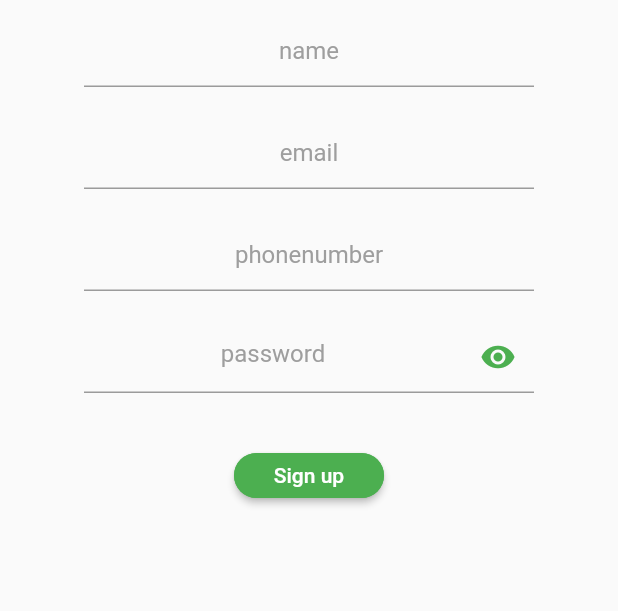
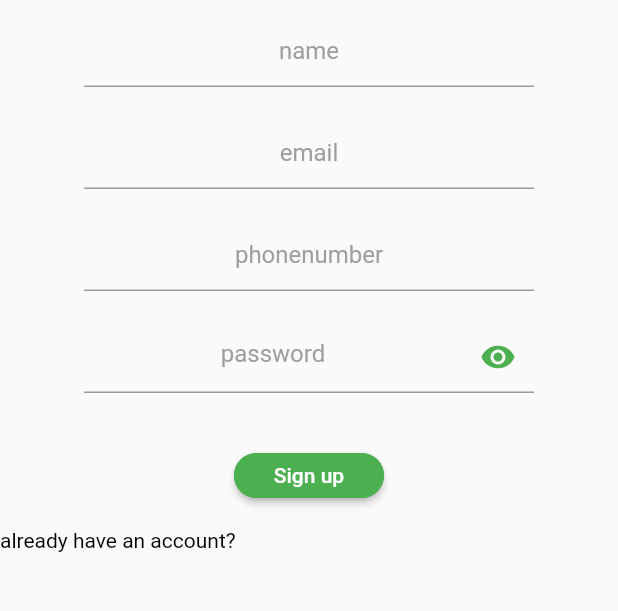
Before and after one commit to simbovk/Uber-eats, a Flutter app: the screen it shows after launch, on a phone screen of 412 x 824 dp, the part 300-911 px from its top. Run offline on Flutter 3.47's test engine with Material 2 defaults, Android fonts, the phone set to English and light mode, and no system bars.

Commit message:
page updated

```diff
--- a/uber_eats/lib/main.dart
+++ b/uber_eats/lib/main.dart
@@ -142,9 +142,10 @@ class _SignUpState extends State<SignUp> {
                   ),
                 ),
               ),
+              SizedBox(height: 20),
               Row(
                 children: [
-
+                  Text('already have an account?' , style: TextStyle(color: Colors.black),),
                 ],
               )
             ],
```
